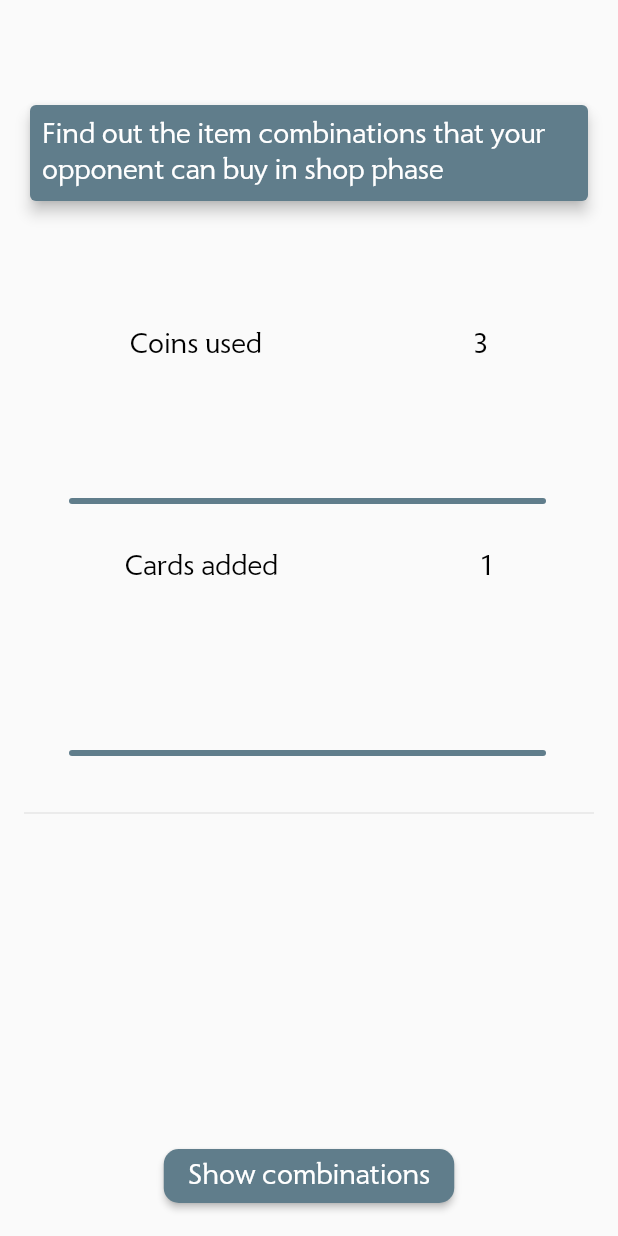
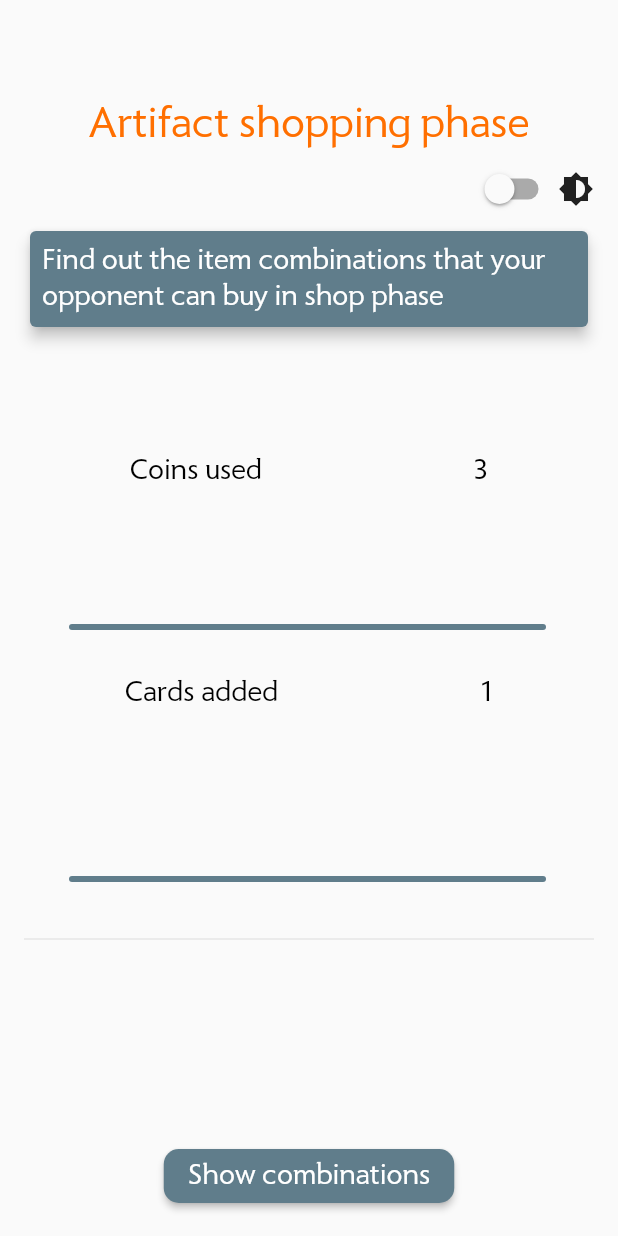
Before and after one commit to tsimoli/artifact_shop_phase, a Flutter app: the screen it shows after launch, on a phone screen of 412 x 824 dp. Run offline on Flutter 3.47's test engine with Material 2 defaults, Android fonts, the phone set to English and light mode, and no system bars; our stand-ins replace dynamic_theme; missing offline and left inert: trotter.

Commit message:
Dark theme

```diff
--- a/lib/content.dart
+++ b/lib/content.dart
@@ -1,9 +1,10 @@
 import 'dart:async';
 import 'dart:ui';
 
-import 'package:artifact_shop_phase/item_combinations_list_view.dart';
 import 'package:artifact_shop_phase/card_slider.dart';
 import 'package:artifact_shop_phase/coin_slider.dart';
+import 'package:artifact_shop_phase/item_combinations_list_view.dart';
+import 'package:dynamic_theme/dynamic_theme.dart';
 import 'package:flutter/material.dart';
 
 class Content extends StatefulWidget {
@@ -56,6 +57,31 @@ class ContentState extends State<Content> {
           padding: const EdgeInsets.all(16.0),
           child: Column(
             children: <Widget>[
+              Text(
+                "Artifact shopping phase",
+                style: TextStyle(
+                  fontSize: 30.0,
+                  color: Colors.amber[900],
+                ),
+              ),
+              Row(
+                mainAxisAlignment: MainAxisAlignment.end,
+                children: <Widget>[
+                  Switch(
+                    value:
+                        (DynamicTheme.of(context).brightness as Brightness) ==
+                            Brightness.dark,
+                    onChanged: (bool value) {
+                      if (value) {
+                        DynamicTheme.of(context).setBrightness(Brightness.dark);
+                      } else
+                        DynamicTheme.of(context)
+                            .setBrightness(Brightness.light);
+                    },
+                  ),
+                  Icon(Icons.brightness_medium),
+                ],
+              ),
               Container(
                 margin: EdgeInsets.only(bottom: 80.0),
                 child: Card(
--- a/lib/main.dart
+++ b/lib/main.dart
@@ -1,4 +1,5 @@
 import 'package:artifact_shop_phase/content.dart';
+import 'package:dynamic_theme/dynamic_theme.dart';
 import 'package:flutter/material.dart';
 
 void main() => runApp(new MyApp());
@@ -12,14 +13,20 @@ void main() => runApp(new MyApp());
 class MyApp extends StatelessWidget {
   @override
   Widget build(BuildContext context) {
-    return new MaterialApp(
-      title: 'Flutter Demo',
-      theme: new ThemeData(
-        primarySwatch: Colors.blueGrey,
-        fontFamily: 'Radiance',
-      ),
-      home: new MyHomePage(),
-    );
+    return DynamicTheme(
+        defaultBrightness: Brightness.light,
+        data: (brightness) => ThemeData(
+              primarySwatch: Colors.blueGrey,
+              fontFamily: 'Radiance',
+              brightness: brightness,
+            ),
+        themedWidgetBuilder: (context, theme) {
+          return new MaterialApp(
+            title: 'Flutter Demo',
+            theme: theme,
+            home: MyHomePage(),
+          );
+        });
   }
 }
 
--- a/pubspec.yaml
+++ b/pubspec.yaml
@@ -16,7 +16,9 @@ dependencies:
   flutter:
     sdk: flutter
   trotter: 1.0.2
-  progress_indicators: ^0.1.2
+  dynamic_theme:
+      git:
+        url: git://github.com/Norbert515/dynamic_theme.git
   # The following adds the Cupertino Icons font to your application.
   # Use with the CupertinoIcons class for iOS style icons.
   cupertino_icons: ^0.1.2
```
